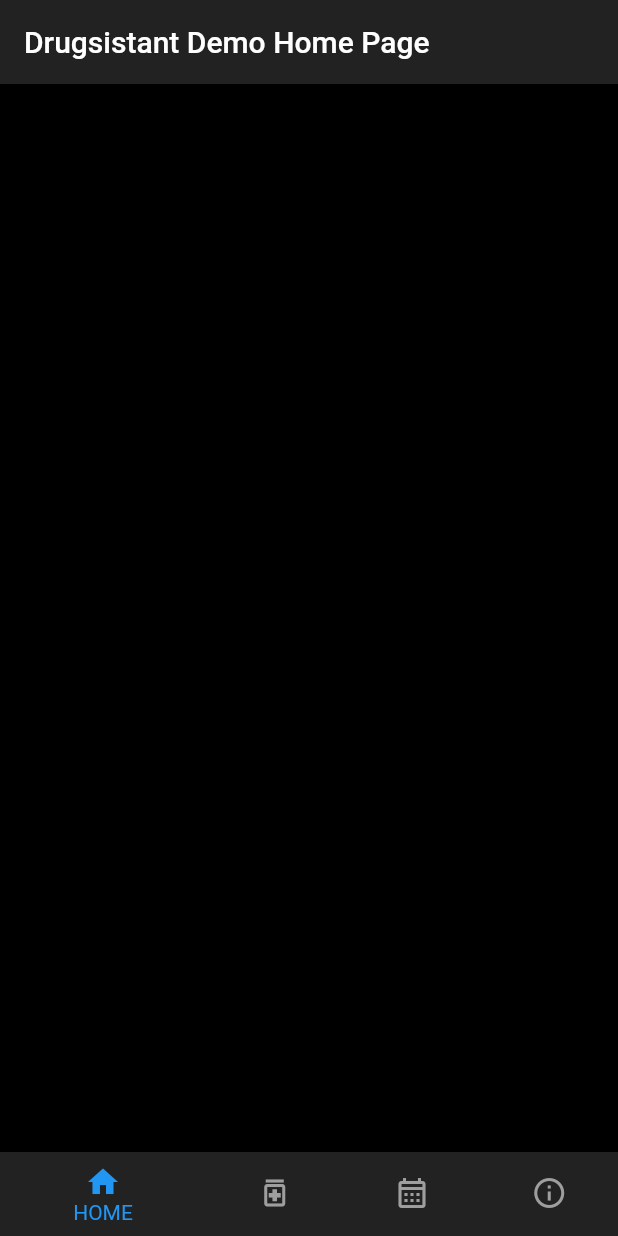
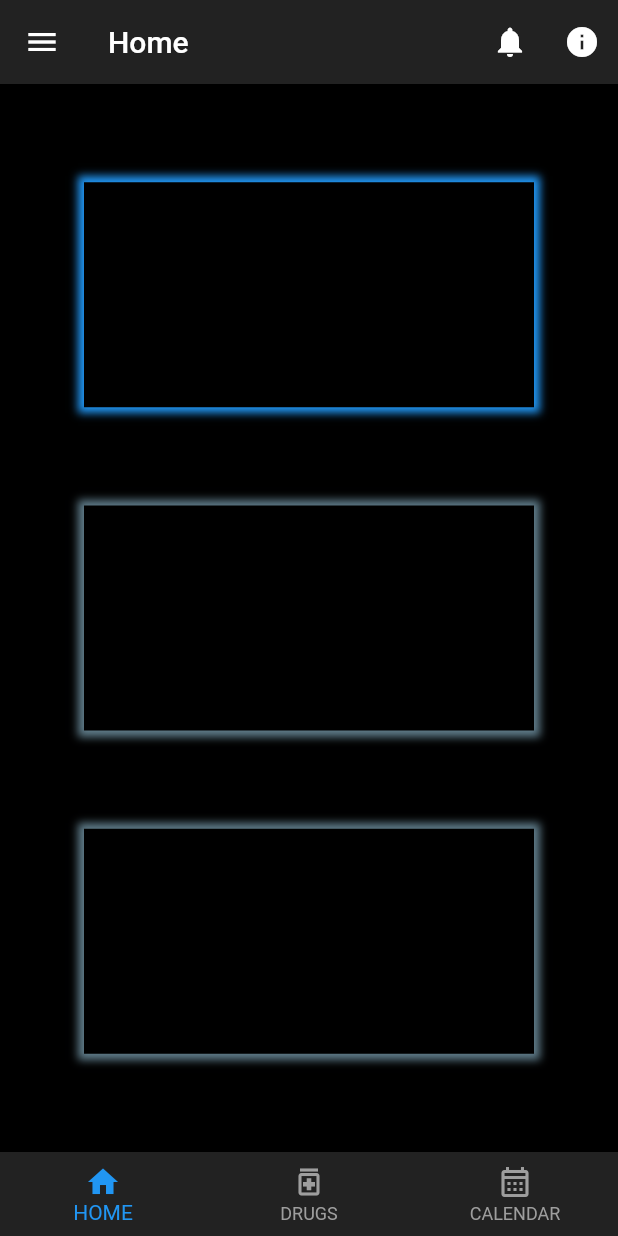
Before and after one commit to Bravo555/pim, a Flutter app: the screen it shows after launch, on a phone screen of 412 x 824 dp. Run offline on Flutter 3.47's test engine with Material 2 defaults, Android fonts, the phone set to English and light mode, and no system bars.

Commit message:
implemented home page view and about dialog

```diff
--- /dev/null
+++ b/lib/decorated_container.dart
@@ -0,0 +1,32 @@
+import 'package:flutter/material.dart';
+
+class DecoratedContainer extends StatelessWidget {
+  DecoratedContainer({super.key, this.child, this.isColoured = false});
+
+  final Widget? child;
+
+  final bool isColoured;
+
+  late final homeBoxDecoration = BoxDecoration(
+    backgroundBlendMode: BlendMode.srcOver,
+    color: Colors.black,
+    boxShadow: [
+      BoxShadow(
+        color: isColoured ? Colors.blue : Colors.blueGrey,
+        blurRadius: 4,
+        spreadRadius: 4,
+      ),
+    ],
+    border: const Border(),
+  );
+
+  @override
+  Widget build(BuildContext context) {
+    return Container(
+      decoration: homeBoxDecoration,
+      width: 300,
+      height: 150,
+      child: child,
+    );
+  }
+}
--- /dev/null
+++ b/lib/home_page.dart
@@ -0,0 +1,35 @@
+import 'package:flutter/material.dart';
+import 'decorated_container.dart';
+
+class HomePage extends StatelessWidget {
+  const HomePage({super.key});
+
+  final title = "Home";
+
+  final homeTextStyle = const TextStyle(color: Colors.white);
+
+  @override
+  Widget build(BuildContext context) {
+    return Center(
+      child: Column(
+        mainAxisAlignment: MainAxisAlignment.spaceEvenly,
+        children: <Widget>[
+          DecoratedContainer(
+            isColoured: true,
+            child: Text(
+              "",
+              style: homeTextStyle,
+            ),
+          ),
+          DecoratedContainer(),
+          DecoratedContainer(),
+        ],
+      ),
+    );
+  }
+
+  @override
+  String toStringShort() {
+    return "Home";
+  }
+}
--- a/lib/main.dart
+++ b/lib/main.dart
@@ -1,4 +1,5 @@
 import 'package:flutter/material.dart';
+import 'my_pages.dart';
 
 void main() {
   runApp(const MyApp());
@@ -25,121 +26,20 @@ class MyApp extends StatelessWidget {
         primarySwatch: const MaterialColor(
           0xFF222222,
           <int, Color>{
-            50: Color(0xFF000000),
-            100: Color(0xFF000000),
-            200: Color(0xFF000000),
-            300: Color(0xFF000000),
-            400: Color(0xFF000000),
+            50: Color(0xFFAAAAAA),
+            100: Color(0xFF888888),
+            200: Color(0xFF666666),
+            300: Color(0xFF555555),
+            400: Color(0xFF444444),
             500: Color(0xFF222222),
-            600: Color(0xFF000000),
-            700: Color(0xFF000000),
-            800: Color(0xFF000000),
+            600: Color(0xFF202020),
+            700: Color(0xFF1A1A1A),
+            800: Color(0xFF101010),
             900: Color(0xFF000000),
           },
         ),
       ),
-      home: const MyHomePage(title: 'Drugsistant Demo Home Page'),
+      home: const MyPages(),
     );
   }
 }
-
-class MyHomePage extends StatefulWidget {
-  const MyHomePage({super.key, required this.title});
-
-  // This widget is the home page of your application. It is stateful, meaning
-  // that it has a State object (defined below) that contains fields that affect
-  // how it looks.
-
-  // This class is the configuration for the state. It holds the values (in this
-  // case the title) provided by the parent (in this case the App widget) and
-  // used by the build method of the State. Fields in a Widget subclass are
-  // always marked "final".
-
-  final String title;
-
-  @override
-  State<MyHomePage> createState() => _MyHomePageState();
-}
-
-class _MyHomePageState extends State<MyHomePage> {
-  int _selectedIndex = 0;
-
-  void _onItemTapped(int index) {
-    setState(() {
-      _selectedIndex = index;
-    });
-  }
-
-  @override
-  Widget build(BuildContext context) {
-    // This method is rerun every time setState is called, for instance as done
-    // by the _incrementCounter method above.
-    //
-    // The Flutter framework has been optimized to make rerunning build methods
-    // fast, so that you can just rebuild anything that needs updating rather
-    // than having to individually change instances of widgets.
-    return Scaffold(
-      appBar: AppBar(
-        // Here we take the value from the MyHomePage object that was created by
-        // the App.build method, and use it to set our appbar title.
-        title: Text(widget.title),
-      ),
-      backgroundColor: Colors.black,
-      bottomNavigationBar: BottomNavigationBar(
-        selectedItemColor: Colors.blue,
-        unselectedItemColor: Colors.grey,
-        currentIndex: _selectedIndex,
-        onTap: _onItemTapped,
-        backgroundColor: const Color(0xFF222222),
-        items: const [
-          BottomNavigationBarItem(
-            icon: Icon(Icons.home_outlined),
-            activeIcon: Icon(Icons.home),
-            label: "HOME",
-            backgroundColor: Color(0xFF222222),
-          ),
-          BottomNavigationBarItem(
-            icon: Icon(Icons.medication_outlined),
-            activeIcon: Icon(Icons.medication),
-            label: "DRUGS",
-            backgroundColor: Color(0xFF222222),
-          ),
-          BottomNavigationBarItem(
-            icon: Icon(Icons.calendar_month_outlined),
-            activeIcon: Icon(Icons.calendar_month),
-            label: "CALLENDAR",
-            backgroundColor: Color(0xFF222222),
-          ),
-          BottomNavigationBarItem(
-            icon: Icon(Icons.info_outlined),
-            activeIcon: Icon(Icons.info),
-            label: "ABOUT",
-            backgroundColor: Color(0xFF222222),
-          ),
-        ],
-      ),
-      body: Center(
-        // Center is a layout widget. It takes a single child and positions it
-        // in the middle of the parent.
-        child: Column(
-          // Column is also a layout widget. It takes a list of children and
-          // arranges them vertically. By default, it sizes itself to fit its
-          // children horizontally, and tries to be as tall as its parent.
-          //
-          // Invoke "debug painting" (press "p" in the console, choose the
-          // "Toggle Debug Paint" action from the Flutter Inspector in Android
-          // Studio, or the "Toggle Debug Paint" command in Visual Studio Code)
-          // to see the wireframe for each widget.
-          //
-          // Column has various properties to control how it sizes itself and
-          // how it positions its children. Here we use mainAxisAlignment to
-          // center the children vertically; the main axis here is the vertical
-          // axis because Columns are vertical (the cross axis would be
-          // horizontal).
-          mainAxisAlignment: MainAxisAlignment.center,
-          children: const <Widget>[],
-        ),
-      ),
-    );
-  }
-}
--- /dev/null
+++ b/lib/my_pages.dart
@@ -0,0 +1,96 @@
+import 'package:flutter/material.dart';
+import 'package:pim/home_page.dart';
+
+class MyPages extends StatefulWidget {
+  const MyPages({super.key});
+
+  @override
+  State<MyPages> createState() => _MyPagesState();
+}
+
+class _MyPagesState extends State<MyPages> {
+  int _selectedIndex = 0;
+
+// TODO Implement other pages
+  final _widgetOptions = const <Widget>[
+    HomePage(),
+    Text(
+      "Drugs",
+      style: TextStyle(color: Colors.white),
+    ),
+    Text(
+      "Calendar",
+      style: TextStyle(color: Colors.white),
+    ),
+  ];
+
+  void _onItemTapped(int index) {
+    setState(() {
+      _selectedIndex = index;
+    });
+  }
+
+  @override
+  Widget build(BuildContext context) {
+    return Scaffold(
+      appBar: AppBar(
+        title: Text(_widgetOptions.elementAt(_selectedIndex).toStringShort()),
+        actions: [
+          Row(
+            children: [
+              IconButton(
+                  onPressed: () => {/* TODO implement logic */},
+                  icon: const Icon(Icons.notifications)),
+              IconButton(
+                  onPressed: () => {showAboutDialog(context: context)},
+                  icon: const Icon(Icons.info)),
+            ],
+          )
+        ],
+      ),
+      backgroundColor: Colors.black,
+      bottomNavigationBar: BottomNavigationBar(
+        selectedItemColor: Colors.blue,
+        unselectedItemColor: Colors.grey,
+        currentIndex: _selectedIndex,
+        onTap: _onItemTapped,
+        backgroundColor: const Color(0xFF222222),
+        items: const [
+          BottomNavigationBarItem(
+            icon: Icon(Icons.home_outlined),
+            activeIcon: Icon(Icons.home),
+            label: "HOME",
+            backgroundColor: Color(0xFF222222),
+          ),
+          BottomNavigationBarItem(
+            icon: Icon(Icons.medication_outlined),
+            activeIcon: Icon(Icons.medication),
+            label: "DRUGS",
+            backgroundColor: Color(0xFF222222),
+          ),
+          BottomNavigationBarItem(
+            icon: Icon(Icons.calendar_month_outlined),
+            activeIcon: Icon(Icons.calendar_month),
+            label: "CALENDAR",
+            backgroundColor: Color(0xFF222222),
+          ),
+        ],
+      ),
+      body: _widgetOptions.elementAt(_selectedIndex),
+      drawer: Drawer(
+        backgroundColor: const Color(0xFF222222),
+        child: ListView(
+          padding: EdgeInsets.zero,
+          children: const [
+            DrawerHeader(
+              decoration: BoxDecoration(
+                color: Colors.blue,
+              ),
+              child: Text("Header"),
+            ),
+          ],
+        ),
+      ),
+    );
+  }
+}
```
